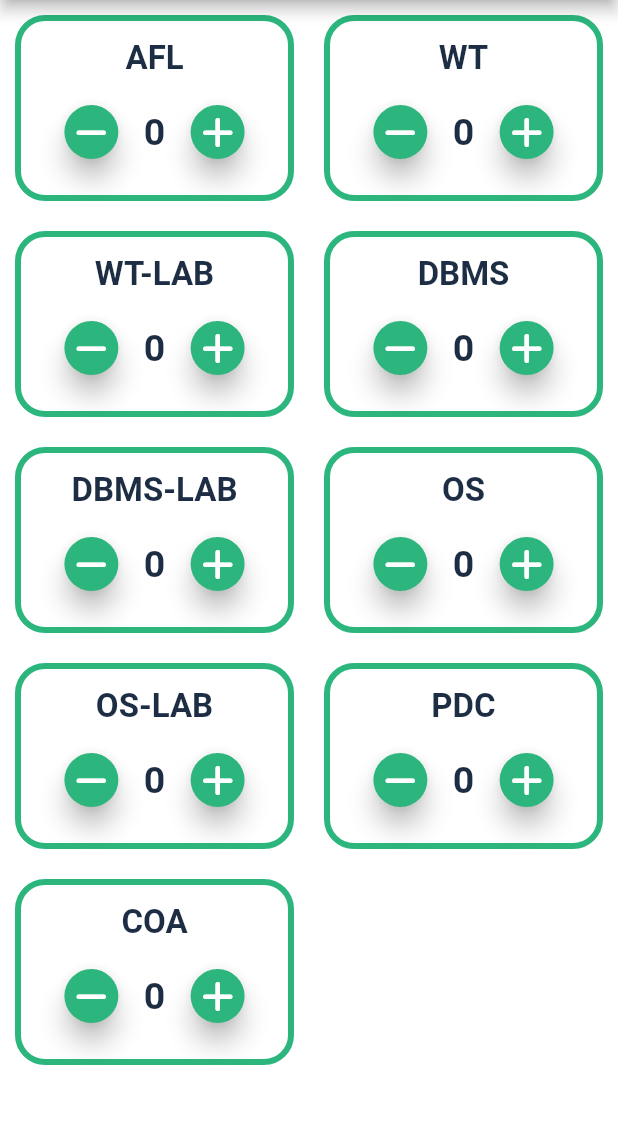
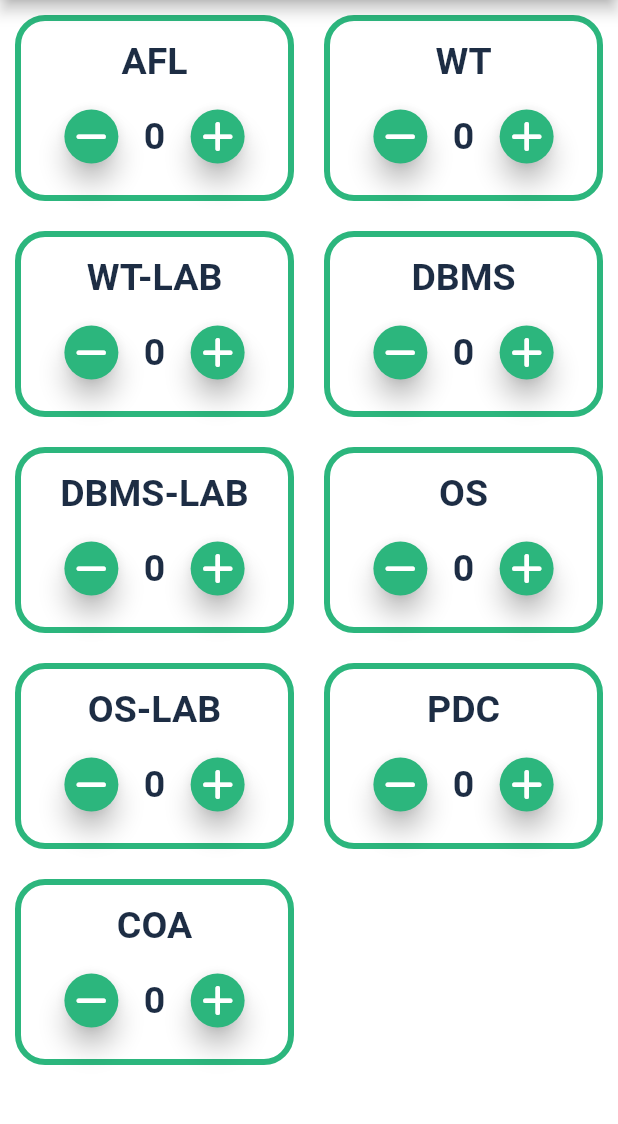
Before and after one commit to Jayakrishnan-manoj/Bunk-Tracker, a Flutter app: the screen it shows after launch, on a phone screen of 412 x 824 dp, the part 84-1208 px from its top. Run offline on Flutter 3.47's test engine with Material 2 defaults, Android fonts, the phone set to English and light mode, and no system bars; our stand-ins replace font_awesome_flutter, shared_preferences.

Commit message:
refactor code

```diff
--- /dev/null
+++ b/lib/constants/constants.dart
@@ -0,0 +1,10 @@
+import 'package:flutter/material.dart';
+
+const kGridTextStyle = TextStyle(
+  color: kTextColor,
+  fontWeight: FontWeight.bold,
+  fontSize: 25,
+);
+
+const kAppBarColor = Color(0xFF2cb67d);
+const kTextColor = Color(0xFF1d2d44);
--- a/lib/main.dart
+++ b/lib/main.dart
@@ -1,3 +1,4 @@
+import 'package:bunk_tracker/constants/constants.dart';
 import 'package:bunk_tracker/screens/home_screen.dart';
 import 'package:flutter/material.dart';
 
@@ -17,7 +18,7 @@ class MyApp extends StatelessWidget {
       theme: ThemeData(
         scaffoldBackgroundColor:Colors.white ,
         appBarTheme: const AppBarTheme(
-          backgroundColor: Color(0xFF2cb67d),
+          backgroundColor: kAppBarColor
         ),
       ),
       home: HomeScreen(),
--- a/lib/screens/home_screen.dart
+++ b/lib/screens/home_screen.dart
@@ -3,8 +3,6 @@ import 'package:font_awesome_flutter/font_awesome_flutter.dart';
 import 'package:bunk_tracker/data/subject.dart';
 import 'package:bunk_tracker/data/subject_data.dart';
 import 'package:bunk_tracker/widgets/subject_item.dart';
-
-
 
 class HomeScreen extends StatefulWidget {
   const HomeScreen({super.key});
--- a/lib/widgets/subject_item.dart
+++ b/lib/widgets/subject_item.dart
@@ -1,3 +1,4 @@
+import 'package:bunk_tracker/constants/constants.dart';
 import 'package:bunk_tracker/data/subject.dart';
 import 'package:flutter/material.dart';
 import 'package:font_awesome_flutter/font_awesome_flutter.dart';
@@ -43,11 +44,7 @@ class _SubjectItemState extends State<SubjectItem> {
           children: [
             Text(
               widget.title,
-              style: const TextStyle(
-                color: Color(0xFF1d2d44),
-                fontSize: 22,
-                fontWeight: FontWeight.bold,
-              ),
+              style: kGridTextStyle
             ),
             const SizedBox(height: 12),
             Row(
@@ -58,7 +55,7 @@ class _SubjectItemState extends State<SubjectItem> {
                   style: ElevatedButton.styleFrom(
                     elevation: 7,
                     backgroundColor:
-                        Theme.of(context).appBarTheme.backgroundColor,
+                        kAppBarColor,
                     shape: const CircleBorder(),
                   ),
                   onPressed: () {
@@ -74,11 +71,7 @@ class _SubjectItemState extends State<SubjectItem> {
                 ),
                 Text(
                   attendance.toString(),
-                  style: const TextStyle(
-                    color: Color(0xFF1d2d44),
-                    fontWeight: FontWeight.bold,
-                    fontSize: 25,
-                  ),
+                  style: kGridTextStyle,
                 ),
                 ElevatedButton(
                   style: ElevatedButton.styleFrom(
@@ -106,5 +99,3 @@ class _SubjectItemState extends State<SubjectItem> {
     );
   }
 }
-
-//const Color(0xFF1d2d44)
```
